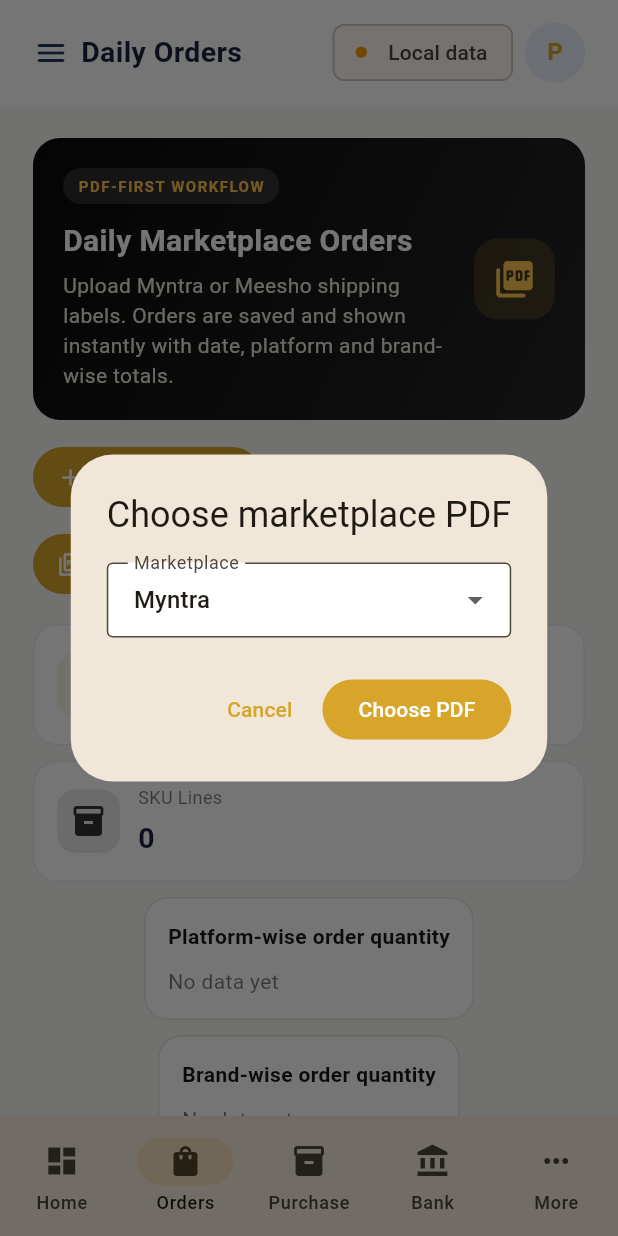
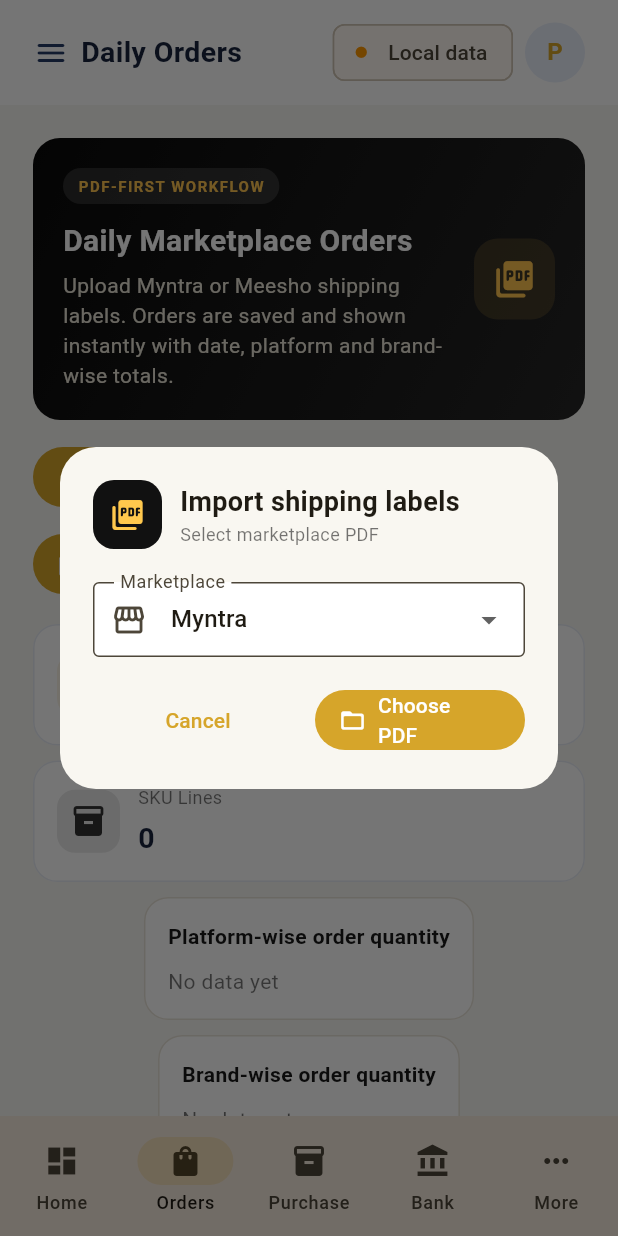
Before and after one commit to parthradadiya777/money-managent, a Flutter app: the screen it shows after launch, item 2 of the bottom bar chosen, after a tap on "Upload Shipping Label PDF", on a phone screen of 412 x 824 dp. Run offline on Flutter 3.47's test engine with Material 3 defaults, Android fonts, the phone set to English and light mode, and no system bars; our stand-ins replace file_picker, hive, hive_flutter; missing offline and left inert: excel, syncfusion_flutter_pdf; accounts and stored records are empty.

Commit message:
Improve PDF import and manual entry experience

```diff
--- a/lib/main.dart
+++ b/lib/main.dart
@@ -506,81 +506,45 @@ class _BusinessHomeState extends State<BusinessHome> {
   String platform = 'Myntra';
   final selectedPlatform = await showDialog<String>(
     context: context,
-    builder: (ctx) => AlertDialog(
-      title: const Text('Choose marketplace PDF'),
-      content: DropdownButtonFormField<String>(
-        value: platform,
-        isExpanded: true,
-        decoration: const InputDecoration(labelText: 'Marketplace'),
-        items: platforms.map((p) => DropdownMenuItem(value: p, child: Text(p))).toList(),
-        onChanged: (v) { if (v != null) platform = v; },
-      ),
-      actions: [
-        TextButton(onPressed: () => Navigator.pop(ctx), child: const Text('Cancel')),
-        FilledButton(onPressed: () => Navigator.pop(ctx, platform), child: const Text('Choose PDF')),
-      ],
-    ),
+    builder: (ctx) => StatefulBuilder(builder:(ctx,setDialog)=>Dialog(
+      backgroundColor:const Color(0xFFF9F7F1),
+      shape:RoundedRectangleBorder(borderRadius:BorderRadius.circular(24)),
+      child:Padding(padding:const EdgeInsets.all(22),child:Column(mainAxisSize:MainAxisSize.min,crossAxisAlignment:CrossAxisAlignment.stretch,children:[
+       Row(children:[Container(width:46,height:46,decoration:BoxDecoration(color:const Color(0xFF111111),borderRadius:BorderRadius.circular(14)),child:const Icon(Icons.picture_as_pdf_rounded,color:Color(0xFFFFC84D))),const SizedBox(width:12),const Expanded(child:Column(crossAxisAlignment:CrossAxisAlignment.start,children:[Text('Import shipping labels',style:TextStyle(fontSize:18,fontWeight:FontWeight.bold)),Text('Select marketplace PDF',style:TextStyle(color:Colors.black54,fontSize:12))]))]),
+       const SizedBox(height:22),
+       DropdownButtonFormField<String>(value:platform,isExpanded:true,decoration:const InputDecoration(labelText:'Marketplace',prefixIcon:Icon(Icons.storefront_outlined)),items:const ['Myntra','Meesho'].map((v)=>DropdownMenuItem(value:v,child:Text(v))).toList(),onChanged:(v){if(v!=null)setDialog(()=>platform=v);}),
+       const SizedBox(height:18),
+       Row(children:[Expanded(child:TextButton(onPressed:()=>Navigator.pop(ctx),child:const Text('Cancel'))),const SizedBox(width:8),Expanded(child:FilledButton.icon(onPressed:()=>Navigator.pop(ctx,platform),icon:const Icon(Icons.folder_open_rounded),label:const Text('Choose PDF')))])
+      ]))
+    )),
   );
-  if (selectedPlatform == null) return;
-  if (!['Myntra', 'Meesho'].contains(selectedPlatform)) {
-    if (mounted) ScaffoldMessenger.of(context).showSnackBar(
-      SnackBar(content: Text('$selectedPlatform PDF parser is not available yet. Please choose Myntra or Meesho.')));
-    return;
-  }
+  if(selectedPlatform==null)return;
   try {
-    final picked = await FilePicker.platform.pickFiles(
-      type: FileType.custom, allowedExtensions: ['pdf'], withData: true);
-    if (picked == null) return;
-    final bytes = picked.files.single.bytes;
-    if (bytes == null || bytes.isEmpty) {
-      throw Exception('The selected PDF is empty or could not be read. Please save the PDF and upload it again.');
-    }
-    final imported = selectedPlatform == 'Myntra'
-        ? MyntraLabelParser.parse(bytes)
-        : MeeshoLabelParser.parse(bytes);
-    if (imported.isEmpty) {
-      if (mounted) ScaffoldMessenger.of(context).showSnackBar(
-        SnackBar(content: Text('No $selectedPlatform shipping labels found. Check that the correct marketplace PDF was selected.')));
-      return;
-    }
-    final existing = rows('Daily Orders');
-    final sourceName = picked.files.single.name;
-    for (final item in imported) {
-      item['Source PDF'] = sourceName;
-      item['Label ID'] = '$sourceName-${item['Label ID']}';
-    }
-    final knownLabels = existing.map((e) => '${e['Label ID'] ?? ''}').toSet();
-    imported.removeWhere((e) => knownLabels.contains('${e['Label ID']}'));
-    if (imported.isEmpty) {
-      if (mounted) ScaffoldMessenger.of(context).showSnackBar(
-        const SnackBar(content: Text('This PDF has already been imported.')));
-      return;
-    }
-    final labelsCount = imported.map((e) => e['Label ID']).toSet().length;
-    final skuCount = imported.length;
-    final firms = imported.map((e) => '${e['Firm / Account'] ?? ''}').where((v) => v.trim().isNotEmpty).toSet().toList();
-    final brands = imported.map((e) => '${e['Brand'] ?? ''}').where((v) => v.trim().isNotEmpty).toSet().length;
-    final ok = mounted ? await showDialog<bool>(
-      context: context,
-      builder: (ctx) => AlertDialog(
-        title: const Text('Review PDF import'),
-        content: Text('$labelsCount shipping labels found\n$skuCount SKU rows found\n$brands brands detected\n${firms.isEmpty ? 'Seller/Firm not found in PDF' : 'Seller/Firm: ${firms.join(', ')}'}\nTax Invoice pages are used for details only, not counted as orders.'),
-        actions: [
-          TextButton(onPressed: () => Navigator.pop(ctx, false), child: const Text('Cancel')),
-          FilledButton(onPressed: () => Navigator.pop(ctx, true), child: const Text('Import Orders')),
-        ],
-      ),
-    ) : false;
-    if (ok != true) return;
-    await saveRows('Daily Orders', [...existing, ...imported]);
-    if (mounted) {
-      setState(() {});
-      ScaffoldMessenger.of(context).showSnackBar(
-        SnackBar(content: Text('$labelsCount labels and $skuCount SKU rows imported successfully.')));
-    }
-  } catch (e) {
-    if (mounted) ScaffoldMessenger.of(context).showSnackBar(
-      SnackBar(content: Text('PDF import failed: ${e.toString().replaceFirst('Exception: ', '')}')));
+   final picked=await FilePicker.platform.pickFiles(type:FileType.custom,allowedExtensions:['pdf'],withData:true);
+   if(picked==null)return;
+   final bytes=picked.files.single.bytes;
+   if(bytes==null||bytes.isEmpty)throw Exception('PDF file could not be read. Please choose the PDF again.');
+   final imported=selectedPlatform=='Myntra'?MyntraLabelParser.parse(bytes):MeeshoLabelParser.parse(bytes);
+   if(imported.isEmpty)throw Exception('No shipping labels detected. Please check the selected PDF.');
+   final existing=rows('Daily Orders');
+   final sourceName=picked.files.single.name;
+   for(final item in imported){
+    item['Source PDF']=sourceName;
+    item['Label ID']='$sourceName-${item['Label ID']}';
+    if(selectedPlatform=='Myntra')item['Brand']='JIPROSTORE';
+    if((item['Date']??'').toString().trim().isEmpty)item['Date']='Not detected';
+   }
+   final knownLabels=existing.map((e)=>'${e['Label ID']??''}').toSet();
+   imported.removeWhere((e)=>knownLabels.contains('${e['Label ID']}'));
+   if(imported.isEmpty)throw Exception('This PDF has already been imported.');
+   await saveRows('Daily Orders',[...existing,...imported]);
+   if(mounted){
+    setState((){});
+    final labelCount=imported.map((e)=>e['Label ID']).toSet().length;
+    ScaffoldMessenger.of(context).showSnackBar(SnackBar(content:Text('$labelCount shipping labels and ${imported.length} SKU rows added. Daily Orders updated.')));
+   }
+  }catch(e){
+   if(mounted)ScaffoldMessenger.of(context).showSnackBar(SnackBar(content:Text('PDF import failed: ${e.toString().replaceFirst('Exception: ','')}')));
   }
  }
 
@@ -595,15 +559,30 @@ class _BusinessHomeState extends State<BusinessHome> {
   final controllers=<String,TextEditingController>{};
   for(final f in fields[module]??[])controllers[f]=TextEditingController();
   for(final f in ['Date','Purchase Date','Payment Date','Settlement Date']){if(controllers.containsKey(f))controllers[f]!.text=DateTime.now().toIso8601String().substring(0,10);}
-  if(controllers.containsKey('Platform'))controllers['Platform']!.text='Meesho';
-  for(final f in ['Firm / Account','Firm / GST Entity']){if(controllers.containsKey(f))controllers[f]!.text='Demo Fashion Store';}
-  final ok=await showDialog<bool>(context:context,builder:(ctx)=>AlertDialog(
-   title:Text('Add $module'),content:SizedBox(width:520,child:SingleChildScrollView(child:Column(children:controllers.entries.map((e)=>Padding(padding:const EdgeInsets.only(bottom:12),child:_formField(module,e.key,e.value))).toList()))),
-   actions:[TextButton(onPressed:()=>Navigator.pop(ctx,false),child:const Text('Cancel')),FilledButton(onPressed:()=>Navigator.pop(ctx,true),child:const Text('Save Record'))],
+  if(controllers.containsKey('Platform'))controllers['Platform']!.text='Myntra';
+  if(controllers.containsKey('Brand'))controllers['Brand']!.text='JIPROSTORE';
+  final ok=await showDialog<bool>(context:context,builder:(ctx)=>Dialog(
+   backgroundColor:const Color(0xFFF9F7F1),shape:RoundedRectangleBorder(borderRadius:BorderRadius.circular(24)),
+   child:ConstrainedBox(constraints:const BoxConstraints(maxWidth:560,maxHeight:720),child:Padding(padding:const EdgeInsets.all(22),child:Column(mainAxisSize:MainAxisSize.min,crossAxisAlignment:CrossAxisAlignment.stretch,children:[
+    Row(children:[Container(width:44,height:44,decoration:BoxDecoration(color:const Color(0xFF111111),borderRadius:BorderRadius.circular(13)),child:const Icon(Icons.edit_note_rounded,color:Color(0xFFFFC84D),size:26)),const SizedBox(width:12),Expanded(child:Column(crossAxisAlignment:CrossAxisAlignment.start,children:[Text('Add $module',style:const TextStyle(fontSize:19,fontWeight:FontWeight.bold)),const Text('Enter order details below',style:TextStyle(color:Colors.black54,fontSize:12))]))]),
+    const SizedBox(height:16),
+    Expanded(child:SingleChildScrollView(child:Column(children:controllers.entries.map((e)=>Padding(padding:const EdgeInsets.only(bottom:12),child:_formField(module,e.key,e.value))).toList()))),
+    const SizedBox(height:10),
+    Row(children:[Expanded(child:TextButton(onPressed:()=>Navigator.pop(ctx,false),child:const Text('Cancel'))),const SizedBox(width:8),Expanded(child:FilledButton.icon(onPressed:()=>Navigator.pop(ctx,true),icon:const Icon(Icons.save_rounded),label:const Text('Save Record')))])
+   ]))),
   ));
-  if(ok==true){final record=<String,dynamic>{for(final e in controllers.entries)e.key:e.value.text.trim()};if(record.values.every((v)=>'$v'.trim().isEmpty)){if(mounted)ScaffoldMessenger.of(context).showSnackBar(const SnackBar(content:Text('Please enter at least one field.')));}else{final list=rows(module)..add(record);await saveRows(module,list);if(mounted){setState((){});ScaffoldMessenger.of(context).showSnackBar(const SnackBar(content:Text('Record added successfully.')));}}}
-  for(final c in controllers.values){c.dispose();}
+  if(ok==true){
+   final record=<String,dynamic>{for(final e in controllers.entries)e.key:e.value.text.trim()};
+   if(record.values.every((v)=>'$v'.trim().isEmpty)){
+    if(mounted)ScaffoldMessenger.of(context).showSnackBar(const SnackBar(content:Text('Please enter at least one field.')));
+   }else{
+    final list=rows(module)..add(record);await saveRows(module,list);
+    if(mounted){setState((){});ScaffoldMessenger.of(context).showSnackBar(const SnackBar(content:Text('Record added successfully.')));}
+   }
+  }
+  for(final controller in controllers.values){controller.dispose();}
  }
+
  List<String> _optionsFor(String module, String field) {
   final normalized = field.toLowerCase();
   if (normalized == 'platform') {
```
